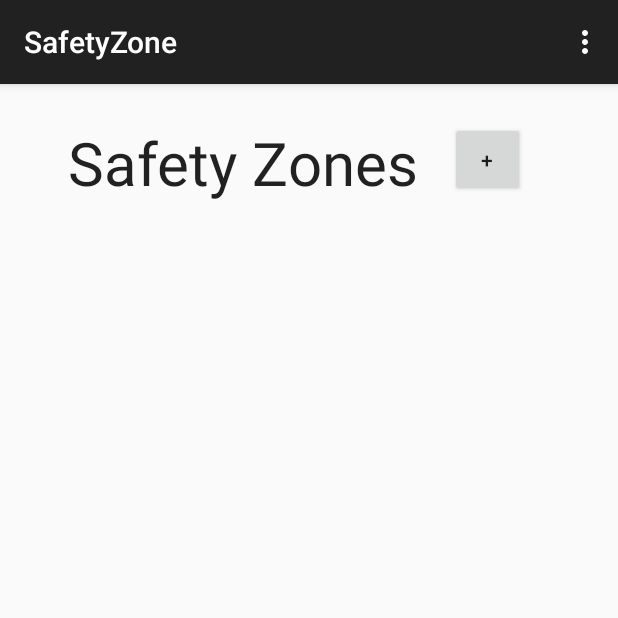
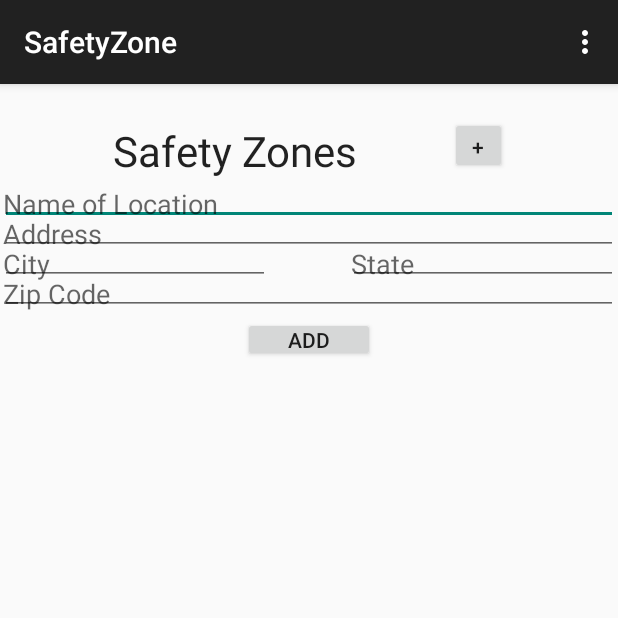
Before and after one commit to juliewiederhold/capstone, an Android app: the SafetyZonePage screen opened directly, with no data from a screen before it, on a phone screen of 412 x 824 dp, the top half of it. Run offline under Robolectric (Android 15) with nearby library versions, the phone set to English and light mode, and no system bars.

Commit message:
Safety Zones is workinggit add  src/main/java/edu/washington/akpuri/capstone/SafetyZonePage.java src/main/res/layout/activity_safety_zone.xml src/main/res/layout/current_safety_zone_view.xml src/main/res/layout/fragment_safety_zone.xml

```diff
--- a/app/src/main/java/edu/washington/akpuri/capstone/SafetyZonePage.java
+++ b/app/src/main/java/edu/washington/akpuri/capstone/SafetyZonePage.java
@@ -1,5 +1,6 @@
 package edu.washington.akpuri.capstone;
 
+import android.support.v4.app.FragmentManager;
 import android.content.Context;
 import android.content.Intent;
 import android.support.v4.app.Fragment;
@@ -35,33 +36,54 @@ public class SafetyZonePage extends ActionBarActivity {
         final Bundle saved = savedInstanceState;
         Button addZone = (Button)findViewById(R.id.addZone);
 
-        ListView lv = (ListView) findViewById(R.id.listView);
+        if (savedInstanceState == null) {
+            getSupportFragmentManager().beginTransaction()
+                    .add(R.id.current_safety_zones, new CurrentSafetyZone())
+                    .commit();
+        }
 
-        SimpleAdapter simpleAdpt = new SimpleAdapter(this, safetyZoneInformation, android.R.layout.simple_list_item_2,
-                new String[] {"name", "address", "city", "state", "zip"}, new int[] {android.R.id.text1, android.R.id.text2});
+        Button add_safety_zone_location = (Button) findViewById(R.id.add_safety_zone_location);
 
-        lv.setAdapter(simpleAdpt);
+        add_safety_zone_location.setOnClickListener(new View.OnClickListener() {
+            @Override
+            public void onClick(View v) {
+                EditText nameText = (EditText) findViewById(R.id.safety_zone_name);
+                EditText addressText = (EditText) findViewById(R.id.address);
+                EditText cityText = (EditText) findViewById(R.id.city);
+                EditText zipText = (EditText) findViewById(R.id.zip);
+                EditText stateText = (EditText) findViewById(R.id.state);
 
-        lv.setTextFilterEnabled(true);
+                String name = nameText.getText().toString();
+                String address = addressText.getText().toString();
+                String city = cityText.getText().toString();
+                String zip = zipText.getText().toString();
+                String state = stateText.getText().toString();
 
-       /* lv.setOnItemClickListener(new AdapterView.OnItemClickListener() {
-            @Override
-            public void onItemClick(AdapterView<?> parent, View view, int position, long id) {
+                if(!name.equals("") && !address.equals("") && !city.equals("")&& !zip.equals("") && !stateText.equals("")){
+                    SafetyZone newZone = new SafetyZone(name, address, city, Integer.parseInt(zip), state);
+                    existingSafetyZones.add(newZone);
+                    updateCurrentSafetyZone();
 
-                String topic = ((TextView) view.findViewById(android.R.id.text1)).getText().toString();
-                if(topic.equals("Math")){
-                    QuizApp.getInstance().setCurrTopic(0);
-                } else if(topic.equals("Physics")){
-                    QuizApp.getInstance().setCurrTopic(1);
-                } else if(topic.equals("Marvel Super Heroes")) {
-                    QuizApp.getInstance().setCurrTopic(2);
+                    nameText.setText("");
+                    addressText.setText("");
+                    cityText.setText("");
+                    stateText.setText("");
+                    zipText.setText("");
+
+                } else {
+                    Context context = getApplicationContext();
+                    CharSequence text = "All fields must be filled out";
+                    int duration = Toast.LENGTH_SHORT;
+
+                    Toast toast = Toast.makeText(context, text, duration);
+                    toast.show();
                 }
-                finish();
             }
-        });*/
+        });
 
-        // Add Safety Zone to list
-        addZone.setOnClickListener(new View.OnClickListener() {
+
+        // Add Safety Zone to list through clicking button
+      /*  addZone.setOnClickListener(new View.OnClickListener() {
             @Override
             public void onClick(View v) {
                 if (saved == null) {
@@ -70,25 +92,32 @@ public class SafetyZonePage extends ActionBarActivity {
                             .commit();
                 }
             }
-        });
+        });*/
 
 
     }
 
-    private void initList(){
+    private void updateCurrentSafetyZone(){
+        FragmentManager fm = getSupportFragmentManager();
+        FragmentTransaction ft = fm.beginTransaction();
+        CurrentSafetyZone fragment = new CurrentSafetyZone();
+        ft.replace(R.id.current_safety_zones, fragment);   // replace instead of add
+        ft.addToBackStack("Update Current Safety Zones");
+        ft.commit();
+    }
+
+    private static void initList(){
+        safetyZoneInformation = new ArrayList<>();
         for(int i = 0; i < existingSafetyZones.size(); i++){
             SafetyZone zone = existingSafetyZones.get(i);
             safetyZoneInformation.add(createTopic(zone.getName(), zone.getAddress(), zone.getCity(), zone.getState(), Integer.toString(zone.getZip())));
         }
     }
 
-    private HashMap<String, String> createTopic(String nameValue, String addressValue, String cityValue, String stateValue, String zipValue){
+    private static HashMap<String, String> createTopic(String nameValue, String addressValue, String cityValue, String stateValue, String zipValue){
         HashMap<String, String> zoneInformation = new HashMap<>();
         zoneInformation.put("name", nameValue);
-        zoneInformation.put("address", addressValue);
-        zoneInformation.put("city", cityValue);
-        zoneInformation.put("state", stateValue);
-        zoneInformation.put("zip", zipValue);
+        zoneInformation.put("address", addressValue + ", " + cityValue + ", " + stateValue + " " + zipValue);
 
         return zoneInformation;
     }
@@ -115,58 +144,6 @@ public class SafetyZonePage extends ActionBarActivity {
         return super.onOptionsItemSelected(item);
     }
 
-    /**
-     * A placeholder fragment containing a simple view.
-     */
-    public static class AddSafetyZone extends Fragment {
-
-        public AddSafetyZone() {
-        }
-
-        @Override
-        public View onCreateView(LayoutInflater inflater, ViewGroup container,
-                                 Bundle savedInstanceState) {
-            final View rootView = inflater.inflate(R.layout.fragment_safety_zone, container, false);
-
-            Button add_safety_zone_location = (Button) rootView.findViewById(R.id.add_safety_zone_location);
-
-            add_safety_zone_location.setOnClickListener(new View.OnClickListener() {
-                @Override
-                public void onClick(View v) {
-                    EditText nameText = (EditText) rootView.findViewById(R.id.safety_zone_name);
-                    EditText addressText = (EditText)rootView.findViewById(R.id.address);
-                    EditText cityText = (EditText)rootView.findViewById(R.id.city);
-                    EditText zipText = (EditText)rootView.findViewById(R.id.zip);
-                    EditText stateText = (EditText)rootView.findViewById(R.id.state);
-
-                    String name = nameText.getText().toString();
-                    String address = addressText.getText().toString();
-                    String city = cityText.getText().toString();
-                    String zip = zipText.getText().toString();
-                    String state = stateText.getText().toString();
-
-                    if(!name.equals("") && !address.equals("") && !city.equals("")&& !zip.equals("") && !stateText.equals("")){
-                        SafetyZone newZone = new SafetyZone(name, address, city, Integer.parseInt(zip), state);
-
-                        existingSafetyZones.add(newZone);
-                        FragmentTransaction transaction = getFragmentManager().beginTransaction().replace(R.id.container, new CurrentSafetyZone());
-                        transaction.addToBackStack("questions");
-                        transaction.commit();
-                    } else {
-                        Context context = rootView.getContext().getApplicationContext();
-                        CharSequence text = "All fields must be filled out";
-                        int duration = Toast.LENGTH_SHORT;
-
-                        Toast toast = Toast.makeText(context, text, duration);
-                        toast.show();
-                    }
-                }
-            });
-
-            return rootView;
-        }
-    }
-
     public static class CurrentSafetyZone extends Fragment {
         public CurrentSafetyZone(){
         }
@@ -174,9 +151,18 @@ public class SafetyZonePage extends ActionBarActivity {
         @Override
         public View onCreateView(LayoutInflater inflater, ViewGroup container,
                                  Bundle savedInstanceState) {
-            View rootView = inflater.inflate(R.layout.fragment_safety_zone, container, false);
+            View rootView = inflater.inflate(R.layout.current_safety_zone_view, container, false);
 
-            TextView name = (TextView) container.findViewById(R.id.safety_zone_name);
+            int size = existingSafetyZones.size();
+            ListView lv = (ListView) rootView.findViewById(R.id.listView_safety_zones);
+            initList();
+
+            SimpleAdapter simpleAdpt = new SimpleAdapter(rootView.getContext(), safetyZoneInformation, android.R.layout.simple_list_item_2,
+                    new String[] {"name", "address"}, new int[] {android.R.id.text1, android.R.id.text2});
+
+            lv.setAdapter(simpleAdpt);
+
+            lv.setTextFilterEnabled(true);
 
             return rootView;
         }
--- a/app/src/main/res/layout/activity_safety_zone.xml
+++ b/app/src/main/res/layout/activity_safety_zone.xml
@@ -3,16 +3,14 @@
     android:layout_width="match_parent" android:layout_height="match_parent"
     tools:context="edu.washington.akpuri.capstone.SafetyZonePage" tools:ignore="MergeRootFrame" >
 
-    <FrameLayout android:id="@+id/container" android:layout_weight="1"
-        android:layout_width="fill_parent" android:layout_height="137dp"
-        android:layout_below="@+id/textView"
-        android:layout_alignParentLeft="true"
-        android:layout_alignParentStart="true"
-        android:layout_alignParentRight="true"
-        android:layout_alignParentEnd="true"
-        android:layout_marginTop="75dp">
+    <Button
+        android:layout_width="38dp"
+        android:layout_height="38dp"
+        android:text="+"
+        android:id="@+id/addZone"
+        android:layout_marginTop="22dp"
+        android:layout_marginLeft="300dp" />
 
-    </FrameLayout>
     <TextView
         android:layout_width="wrap_content"
         android:layout_height="wrap_content"
@@ -25,22 +23,89 @@
         android:layout_alignParentStart="true"
         android:layout_toLeftOf="@+id/addZone"
         android:layout_toStartOf="@+id/addZone"
-        android:textSize="40dp"
+        android:textSize="28dp"
         android:layout_marginTop="25dp"
-        android:layout_marginLeft="45dp" />
+        android:layout_marginLeft="75dp"
+        android:layout_gravity="left|top" />
+
+    <EditText
+        android:id="@+id/safety_zone_name"
+        android:layout_width="fill_parent"
+        android:layout_height="wrap_content"
+        android:padding="2dp"
+        android:hint="@string/safety_zone_name"
+        android:inputType="text"
+        android:layout_alignParentStart="true"
+        android:layout_alignParentLeft="true"
+        android:layout_alignParentTop="true"
+        android:layout_alignRight="@+id/address"
+        android:layout_alignEnd="@+id/address"
+        android:layout_marginTop="65dp" />
+
+    <EditText
+        android:id="@+id/address"
+        android:layout_width="fill_parent"
+        android:layout_height="wrap_content"
+        android:padding="2dp"
+        android:hint="@string/address"
+        android:inputType="text"
+        android:layout_below="@+id/safety_zone_name"
+        android:layout_alignParentLeft="true"
+        android:layout_alignParentStart="true"
+        android:layout_marginTop="85dp" />
+
+    <EditText
+        android:id="@+id/city"
+        android:layout_width="180dp"
+        android:layout_height="wrap_content"
+        android:padding="2dp"
+        android:hint="@string/city"
+        android:inputType="text"
+        android:layout_below="@+id/address"
+        android:layout_alignParentLeft="true"
+        android:layout_alignParentStart="true"
+        android:layout_marginTop="105dp" />
+
+    <EditText
+        android:id="@+id/zip"
+        android:layout_width="fill_parent"
+        android:layout_height="wrap_content"
+        android:padding="2dp"
+        android:hint="@string/zip"
+        android:inputType="number"
+        android:layout_below="@+id/city"
+        android:layout_alignParentLeft="true"
+        android:layout_alignParentStart="true"
+        android:layout_marginTop="125dp" />
+
+    <EditText
+        android:id="@+id/state"
+        android:layout_width="180dp"
+        android:layout_height="wrap_content"
+        android:padding="2dp"
+        android:hint="@string/state"
+        android:inputType="text"
+        android:layout_below="@+id/address"
+        android:layout_alignRight="@+id/address"
+        android:layout_alignEnd="@+id/address"
+        android:layout_marginTop="105dp"
+        android:layout_gravity="right|top" />
 
     <Button
-        android:layout_width="50dp"
-        android:layout_height="50dp"
-        android:text="+"
-        android:id="@+id/addZone"
-        android:layout_marginTop="25dp"
-        android:layout_marginLeft="300dp" />
+        android:layout_width="wrap_content"
+        android:layout_height="30dp"
+        android:padding="2dp"
+        android:text="@string/add_button_text"
+        android:id="@+id/add_safety_zone_location"
+        android:layout_below="@+id/zip"
+        android:layout_centerHorizontal="true"
+        android:layout_gravity="center_horizontal|top"
+        android:layout_marginTop="155dp" />
 
     <FrameLayout
-        android:id="@+id/current_safety_zones"
         android:layout_width="fill_parent"
-        android:layout_height="360dp"
-        android:layout_gravity="center_horizontal|bottom"></FrameLayout>
+        android:layout_height="350dp"
+        android:layout_gravity="center_horizontal|bottom"
+        android:id="@+id/current_safety_zones"></FrameLayout>
 
 </FrameLayout>
--- a/app/src/main/res/layout/current_safety_zone_view.xml
+++ b/app/src/main/res/layout/current_safety_zone_view.xml
@@ -6,8 +6,7 @@
     <ListView
         android:layout_width="match_parent"
         android:layout_height="wrap_content"
-        android:id="@+id/listView2">
-
+        android:id="@+id/listView_safety_zones">
     </ListView>
 
 </LinearLayout>
```
Also changed, not shown: app/src/main/res/layout/fragment_safety_zone.xml (+11 -2 lines).
